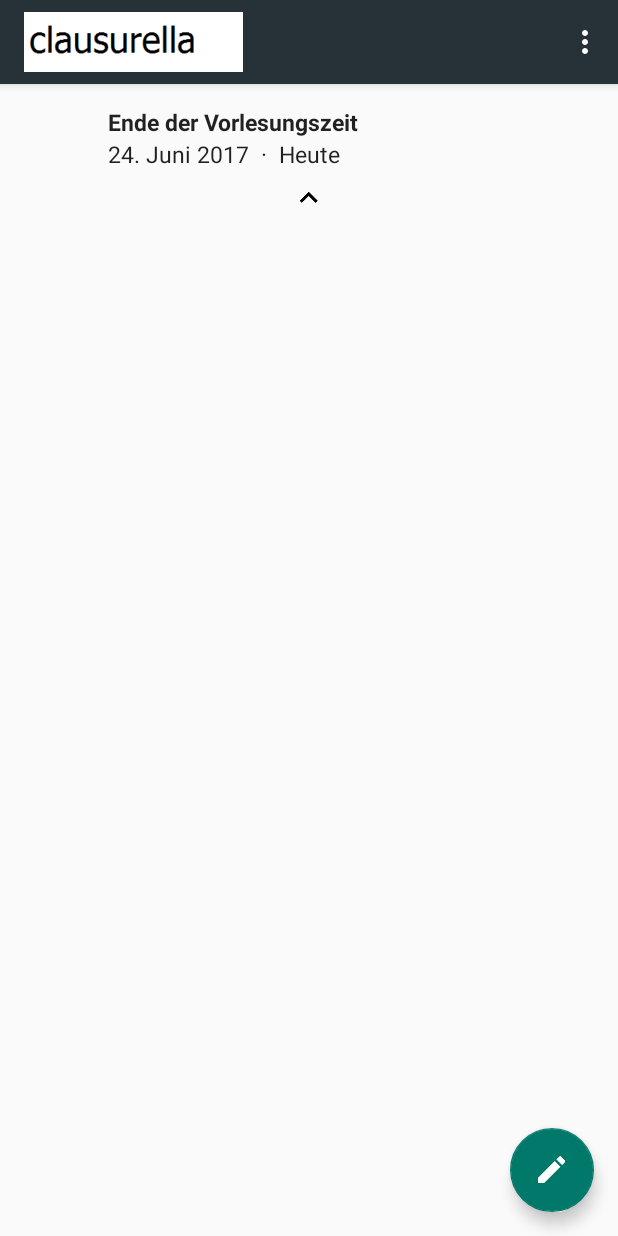
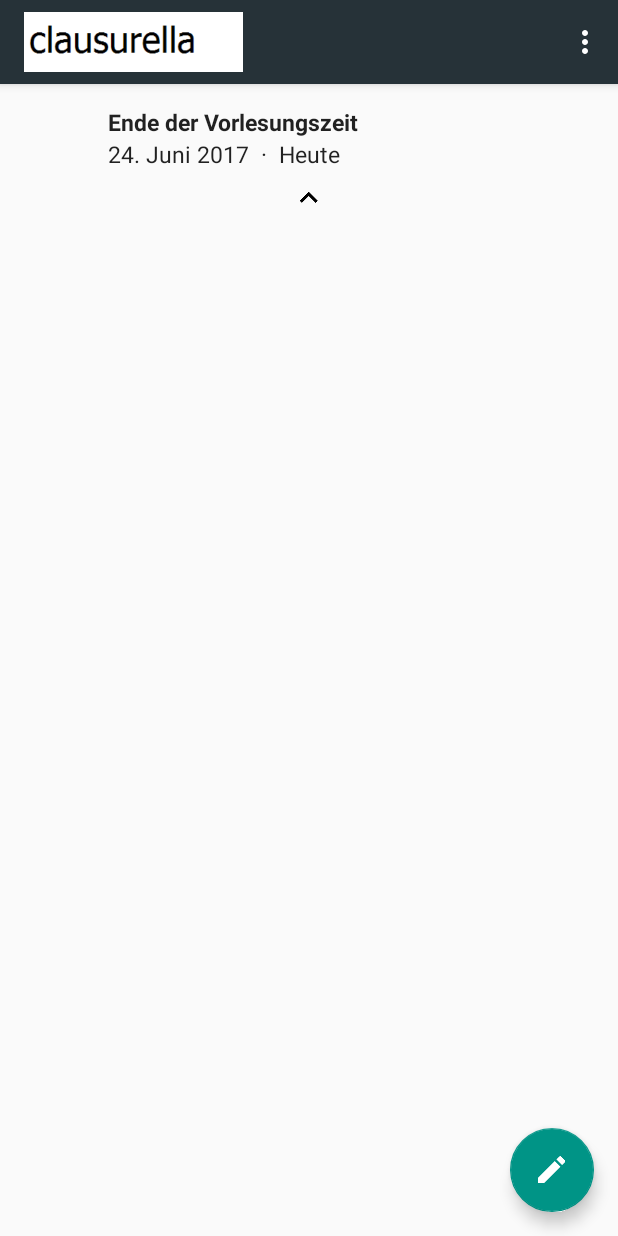
Before and after one commit to nico1509/Clausura, an Android app: the screen it shows after launch (MainActivity), on a phone screen of 412 x 824 dp. Run offline under Robolectric (Android 15) with nearby library versions, the phone set to English and light mode, and no system bars.

Commit message:
Changed Accent color to app icon background color

```diff
--- a/app/src/main/res/values/colors.xml
+++ b/app/src/main/res/values/colors.xml
@@ -2,7 +2,7 @@
 <resources>
     <color name="colorPrimary">#263238</color>
     <color name="colorPrimaryDark">#1e282d</color>
-    <color name="colorAccent">#00796b</color>
+    <color name="colorAccent">#009486</color>
     <color name="colorLightGray">#424242</color>
     <color name="colorWhite">#ffffff</color>
     <color name="colorOrange">#ff6f00</color>
```
